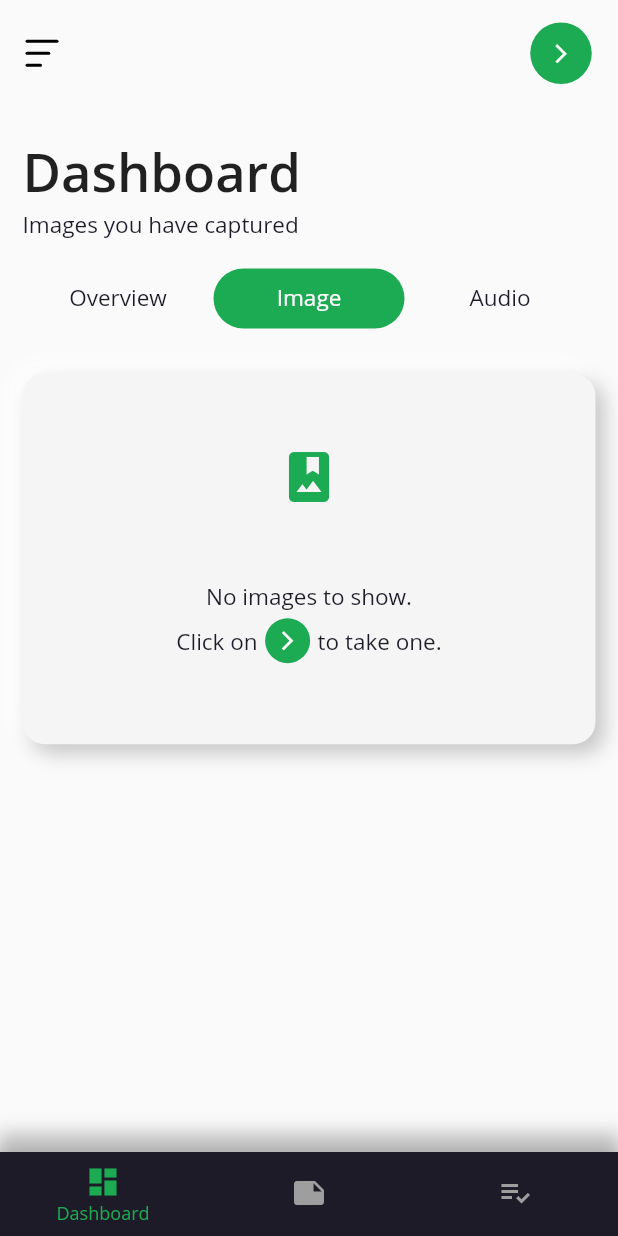
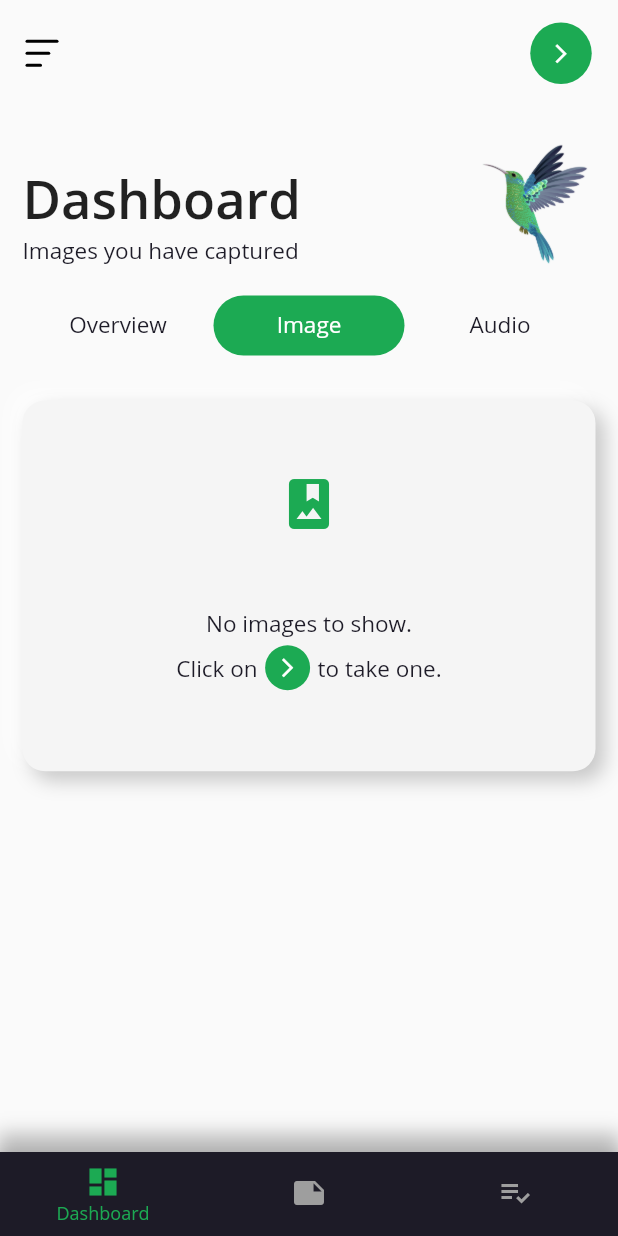
Before and after one commit to bot1001/AI-Birdie, a Flutter app: the screen it shows after launch, tab 2 chosen, on a phone screen of 412 x 824 dp. Run offline on Flutter 3.47's test engine with Material 2 defaults, Android fonts, the light colour scheme and no system bars; our stand-ins replace assets_audio_player, audioplayers, camera, datetime_picker_formfield, file_picker, font_awesome_flutter and 7 more; missing offline and left inert: flutter_animation_set, flutter_audio_recorder, flutter_email_sender, flutter_timer, grpc, protobuf.

Commit message:
Images added

```diff
--- a/lib/screens/audio_identify.dart
+++ b/lib/screens/audio_identify.dart
@@ -49,7 +49,7 @@ class _AudioIdentifyState extends State<AudioIdentify> {
               mainAxisAlignment: MainAxisAlignment.spaceEvenly,
               children: <Widget>[
                 Image.asset(
-                  'images/listen.png',
+                  'images/bb.png',
                   width: double.infinity,
                 ),
                 Text(
--- a/lib/screens/dash.dart
+++ b/lib/screens/dash.dart
@@ -16,6 +16,15 @@ class _DashState extends State<Dash> with SingleTickerProviderStateMixin {
     "Your activity at a glance",
     "Images you have captured",
     "Audio clips recorded"
+  ];
+  var dynamicIcon = [
+    Image.asset('images/dash.png', width: 80,),
+    Image.asset('images/dash.png', width: 80,),
+    Image.asset('images/dash.png', width: 80,),
+
+    // Icon(Icons.view_quilt, size: 30,),
+    // Icon(Icons.audiotrack, size: 30,),
+
   ];
 
   final _pages = [
@@ -43,14 +52,22 @@ class _DashState extends State<Dash> with SingleTickerProviderStateMixin {
       children: <Widget>[
         Padding(
           padding: EdgeInsets.symmetric(vertical: 20),
-          child: Column(
-            crossAxisAlignment: CrossAxisAlignment.start,
+          child: Row(
+            crossAxisAlignment: CrossAxisAlignment.end,
+            mainAxisAlignment: MainAxisAlignment.spaceBetween,
+
             children: <Widget>[
-              Text(
-                "Dashboard",
-                style: TextStyle(fontSize: 35, fontFamily: 'OS_semi_bold'),
+              Column(
+                crossAxisAlignment: CrossAxisAlignment.start,
+                children: <Widget>[
+                  Text(
+                    "Dashboard",
+                    style: TextStyle(fontSize: 35, fontFamily: 'OS_semi_bold'),
+                  ),
+                  Text(_lines[_currentIndex], style: level2softdp),
+                ],
               ),
-              Text(_lines[_currentIndex], style: level2softdp),
+              dynamicIcon[_currentIndex],
             ],
           ),
         ),
@@ -82,10 +99,6 @@ class _DashState extends State<Dash> with SingleTickerProviderStateMixin {
               ),
             ],
           ),
-
-
-
-
         ),
         SizedBox(
           height: 30,
@@ -94,4 +107,6 @@ class _DashState extends State<Dash> with SingleTickerProviderStateMixin {
       ],
     );
   }
+
+
 }
```
Also changed, not shown: lib/screens/my_notes.dart (+48 -67 lines), images/bb.png, images/dash.png (added), images/injured_bird.png (deleted), 4 other files.
